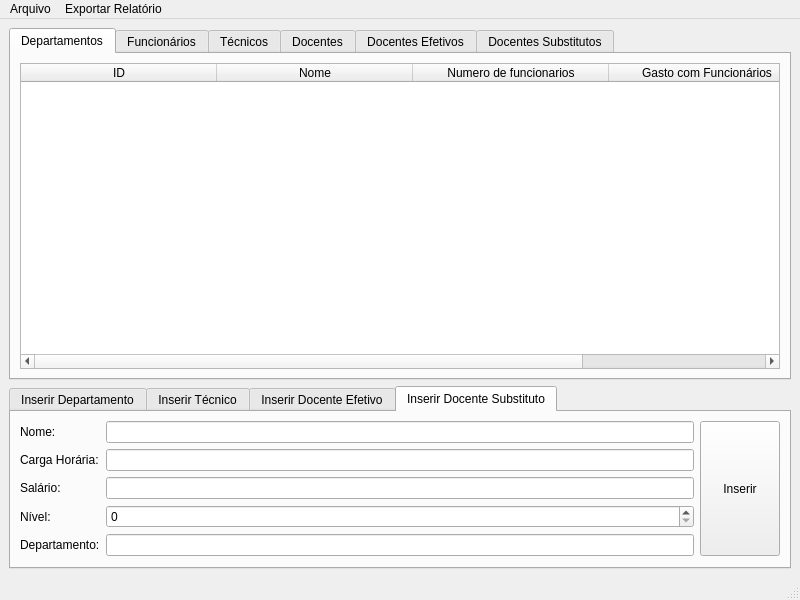
Qt form mainwindow.ui (ViniciusPolachini/TrabalhoPOO) before a commit.
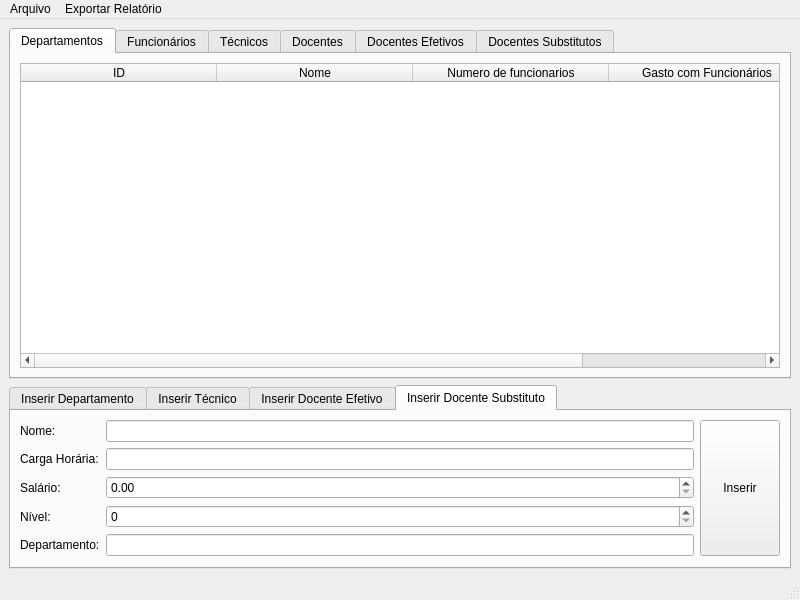
The same form after that commit. The open tabs and pages were chosen to show the change.

```diff
--- a/mainwindow.ui
+++ b/mainwindow.ui
@@ -503,9 +503,6 @@
         <item row="1" column="2">
          <widget class="QLineEdit" name="line_doc_sub_carga"/>
         </item>
-        <item row="2" column="2">
-         <widget class="QLineEdit" name="line_doc_sub_salario"/>
-        </item>
         <item row="0" column="3" rowspan="5">
          <widget class="QPushButton" name="insert_doc_sub">
           <property name="sizePolicy">
@@ -542,6 +539,9 @@
         <item row="4" column="2">
          <widget class="QLineEdit" name="line_doc_sub_depart"/>
         </item>
+        <item row="2" column="2">
+         <widget class="QDoubleSpinBox" name="line_doc_sub_salario"/>
+        </item>
        </layout>
       </widget>
      </widget>
```
Left out of the diff: 53 changed lines with no effect on the pictures.
